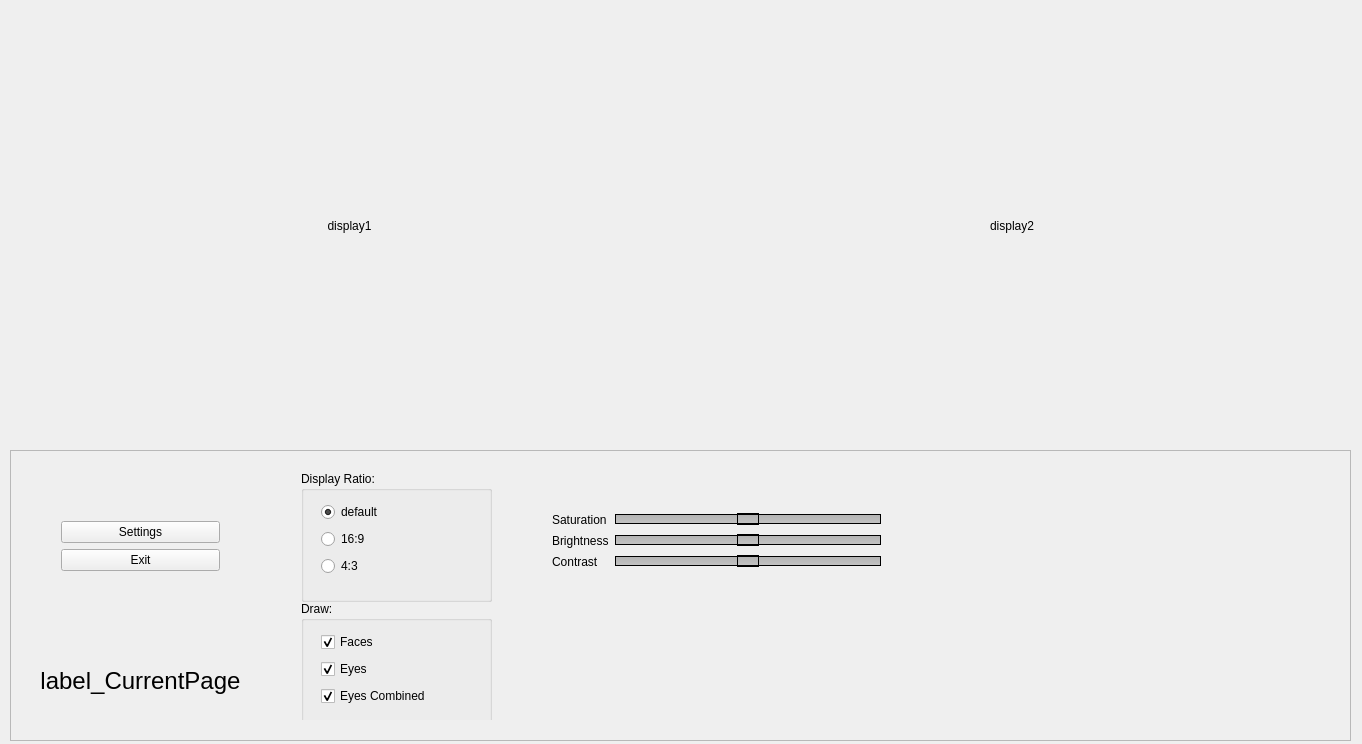
The window that Binary_cam/mainwindow.ui (rafaelgp23/OpenCVproject) describes before a commit, drawn with Qt 5.
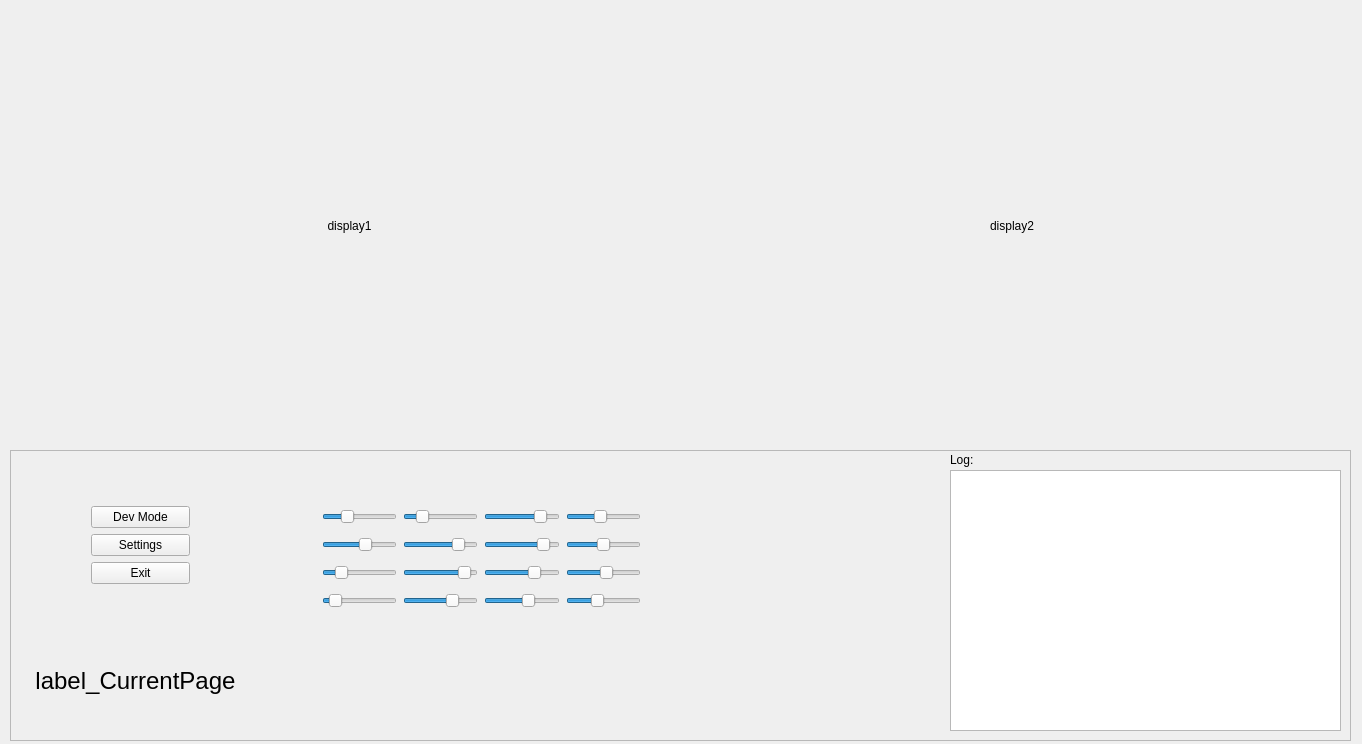
The same window after the commit. The open tabs and pages were chosen to show the change.

The edit to the form file:
```diff
--- a/Binary_cam/mainwindow.ui
+++ b/Binary_cam/mainwindow.ui
@@ -72,9 +72,9 @@
     <widget class="QWidget" name="horizontalLayoutWidget_2">
      <property name="geometry">
       <rect>
-       <x>260</x>
+       <x>250</x>
        <y>0</y>
-       <width>1081</width>
+       <width>681</width>
        <height>281</height>
       </rect>
      </property>
@@ -143,8 +143,8 @@
          <widget class="QWidget" name="formLayoutWidget_2">
           <property name="geometry">
            <rect>
-            <x>260</x>
-            <y>40</y>
+            <x>240</x>
+            <y>30</y>
             <width>351</width>
             <height>101</height>
            </rect>
@@ -328,7 +328,228 @@
           </widget>
          </widget>
         </widget>
-        <widget class="QWidget" name="page_1"/>
+        <widget class="QWidget" name="page_DevMode">
+         <widget class="QWidget" name="gridLayoutWidget_3">
+          <property name="geometry">
+           <rect>
+            <x>40</x>
+            <y>30</y>
+            <width>341</width>
+            <height>136</height>
+           </rect>
+          </property>
+          <layout class="QGridLayout" name="gridLayout_3">
+           <item row="3" column="0">
+            <widget class="QSlider" name="t1p4x">
+             <property name="minimum">
+              <number>1</number>
+             </property>
+             <property name="value">
+              <number>10</number>
+             </property>
+             <property name="orientation">
+              <enum>Qt::Horizontal</enum>
+             </property>
+            </widget>
+           </item>
+           <item row="3" column="2">
+            <widget class="QSlider" name="t2p4x">
+             <property name="minimum">
+              <number>1</number>
+             </property>
+             <property name="value">
+              <number>60</number>
+             </property>
+             <property name="orientation">
+              <enum>Qt::Horizontal</enum>
+             </property>
+            </widget>
+           </item>
+           <item row="1" column="2">
+            <widget class="QSlider" name="t2p2x">
+             <property name="minimum">
+              <number>1</number>
+             </property>
+             <property name="value">
+              <number>85</number>
+             </property>
+             <property name="orientation">
+              <enum>Qt::Horizontal</enum>
+             </property>
+            </widget>
+           </item>
+           <item row="2" column="2">
+            <widget class="QSlider" name="t2p3x">
+             <property name="minimum">
+              <number>1</number>
+             </property>
+             <property name="value">
+              <number>70</number>
+             </property>
+             <property name="orientation">
+              <enum>Qt::Horizontal</enum>
+             </property>
+            </widget>
+           </item>
+           <item row="1" column="0">
+            <widget class="QSlider" name="t1p2x">
+             <property name="minimum">
+              <number>1</number>
+             </property>
+             <property name="value">
+              <number>60</number>
+             </property>
+             <property name="orientation">
+              <enum>Qt::Horizontal</enum>
+             </property>
+            </widget>
+           </item>
+           <item row="2" column="0">
+            <widget class="QSlider" name="t1p3x">
+             <property name="minimum">
+              <number>1</number>
+             </property>
+             <property name="value">
+              <number>20</number>
+             </property>
+             <property name="orientation">
+              <enum>Qt::Horizontal</enum>
+             </property>
+            </widget>
+           </item>
+           <item row="3" column="1">
+            <widget class="QSlider" name="t1p4y">
+             <property name="minimum">
+              <number>1</number>
+             </property>
+             <property name="value">
+              <number>70</number>
+             </property>
+             <property name="orientation">
+              <enum>Qt::Horizontal</enum>
+             </property>
+            </widget>
+           </item>
+           <item row="1" column="1">
+            <widget class="QSlider" name="t1p2y">
+             <property name="minimum">
+              <number>1</number>
+             </property>
+             <property name="value">
+              <number>80</number>
+             </property>
+             <property name="orientation">
+              <enum>Qt::Horizontal</enum>
+             </property>
+            </widget>
+           </item>
+           <item row="0" column="1">
+            <widget class="QSlider" name="t1p1y">
+             <property name="minimum">
+              <number>1</number>
+             </property>
+             <property name="value">
+              <number>20</number>
+             </property>
+             <property name="orientation">
+              <enum>Qt::Horizontal</enum>
+             </property>
+            </widget>
+           </item>
+           <item row="0" column="0">
+            <widget class="QSlider" name="t1p1x">
+             <property name="minimum">
+              <number>1</number>
+             </property>
+             <property name="value">
+              <number>30</number>
+             </property>
+             <property name="orientation">
+              <enum>Qt::Horizontal</enum>
+             </property>
+            </widget>
+           </item>
+           <item row="2" column="1">
+            <widget class="QSlider" name="t1p3y">
+             <property name="minimum">
+              <number>1</number>
+             </property>
+             <property name="value">
+              <number>90</number>
+             </property>
+             <property name="orientation">
+              <enum>Qt::Horizontal</enum>
+             </property>
+            </widget>
+           </item>
+           <item row="0" column="2">
+            <widget class="QSlider" name="t2p1x">
+             <property name="minimum">
+              <number>1</number>
+             </property>
+             <property name="value">
+              <number>80</number>
+             </property>
+             <property name="orientation">
+              <enum>Qt::Horizontal</enum>
+             </property>
+            </widget>
+           </item>
+           <item row="0" column="3">
+            <widget class="QSlider" name="t2p1y">
+             <property name="minimum">
+              <number>1</number>
+             </property>
+             <property name="value">
+              <number>45</number>
+             </property>
+             <property name="orientation">
+              <enum>Qt::Horizontal</enum>
+             </property>
+            </widget>
+           </item>
+           <item row="1" column="3">
+            <widget class="QSlider" name="t2p2y">
+             <property name="minimum">
+              <number>1</number>
+             </property>
+             <property name="value">
+              <number>50</number>
+             </property>
+             <property name="orientation">
+              <enum>Qt::Horizontal</enum>
+             </property>
+            </widget>
+           </item>
+           <item row="2" column="3">
+            <widget class="QSlider" name="t2p3y">
+             <property name="minimum">
+              <number>1</number>
+             </property>
+             <property name="value">
+              <number>55</number>
+             </property>
+             <property name="orientation">
+              <enum>Qt::Horizontal</enum>
+             </property>
+            </widget>
+           </item>
+           <item row="3" column="3">
+            <widget class="QSlider" name="t2p4y">
+             <property name="minimum">
+              <number>1</number>
+             </property>
+             <property name="value">
+              <number>40</number>
+             </property>
+             <property name="orientation">
+              <enum>Qt::Horizontal</enum>
+             </property>
+            </widget>
+           </item>
+          </layout>
+         </widget>
+        </widget>
        </widget>
       </item>
      </layout>
@@ -336,9 +557,9 @@
     <widget class="QWidget" name="verticalLayoutWidget">
      <property name="geometry">
       <rect>
-       <x>40</x>
+       <x>70</x>
        <y>10</y>
-       <width>181</width>
+       <width>121</width>
        <height>171</height>
       </rect>
      </property>
@@ -356,6 +577,13 @@
         </property>
        </spacer>
       </item>
+      <item>
+       <widget class="QPushButton" name="pushButton_DevMode">
+        <property name="text">
+         <string>Dev Mode</string>
+        </property>
+       </widget>
+      </item>
       <item>
        <widget class="QPushButton" name="pushButton_Settings">
         <property name="text">
@@ -390,7 +618,7 @@
       <rect>
        <x>10</x>
        <y>190</y>
-       <width>241</width>
+       <width>231</width>
        <height>81</height>
       </rect>
      </property>
@@ -409,6 +637,41 @@
       <set>Qt::AlignCenter</set>
      </property>
     </widget>
+    <widget class="QLabel" name="label">
+     <property name="geometry">
+      <rect>
+       <x>940</x>
+       <y>0</y>
+       <width>71</width>
+       <height>20</height>
+      </rect>
+     </property>
+     <property name="text">
+      <string>Log:</string>
+     </property>
+    </widget>
+    <widget class="QTextBrowser" name="textBrowser">
+     <property name="geometry">
+      <rect>
+       <x>940</x>
+       <y>20</y>
+       <width>391</width>
+       <height>261</height>
+      </rect>
+     </property>
+     <property name="acceptDrops">
+      <bool>true</bool>
+     </property>
+     <property name="tabChangesFocus">
+      <bool>false</bool>
+     </property>
+     <property name="overwriteMode">
+      <bool>false</bool>
+     </property>
+     <property name="textInteractionFlags">
+      <set>Qt::NoTextInteraction</set>
+     </property>
+    </widget>
    </widget>
   </widget>
  </widget>
```
